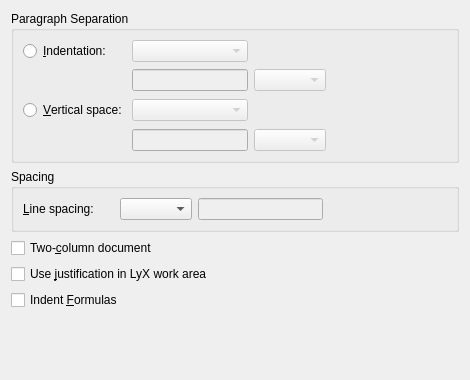
Old version of the form src/frontends/qt4/ui/TextLayoutUi.ui in the repository cburschka/lyx.
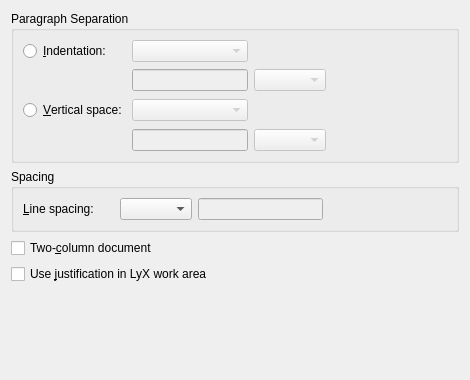
New version of the form. Custom widgets are drawn as their Qt base class.

Commit message:
TextLayoutUi.ui: remove trace of a moved feature
fixes bug #10647

What changed in the file:
```diff
--- a/src/frontends/qt4/ui/TextLayoutUi.ui
+++ b/src/frontends/qt4/ui/TextLayoutUi.ui
@@ -275,17 +275,7 @@
      </property>
     </widget>
    </item>
-   <item row="4" column="0">
-    <widget class="QCheckBox" name="MathIndentCB">
-     <property name="toolTip">
-      <string>Indent displayed formulas instead of centering</string>
-     </property>
-     <property name="text">
-      <string>Indent &amp;Formulas</string>
-     </property>
-    </widget>
-   </item>
-   <item row="5" column="0" colspan="3">
+   <item row="4" column="0" colspan="3">
     <spacer>
      <property name="orientation">
       <enum>Qt::Vertical</enum>
```
